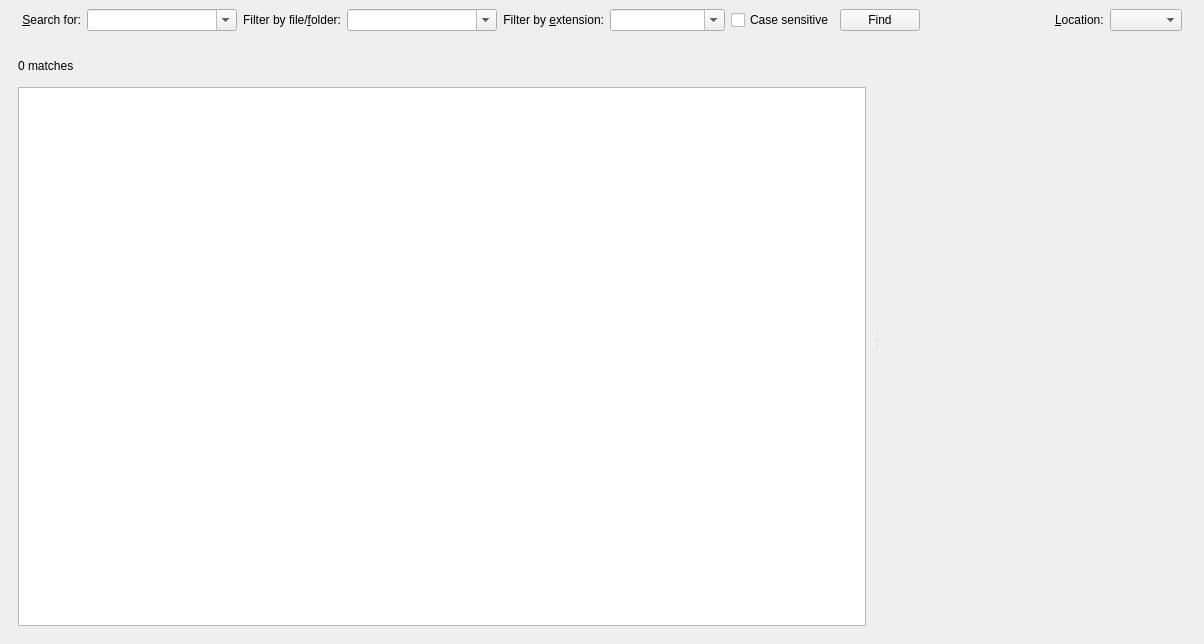
otengler/CodeBeagle, file SearchPage.ui: the form before one commit.
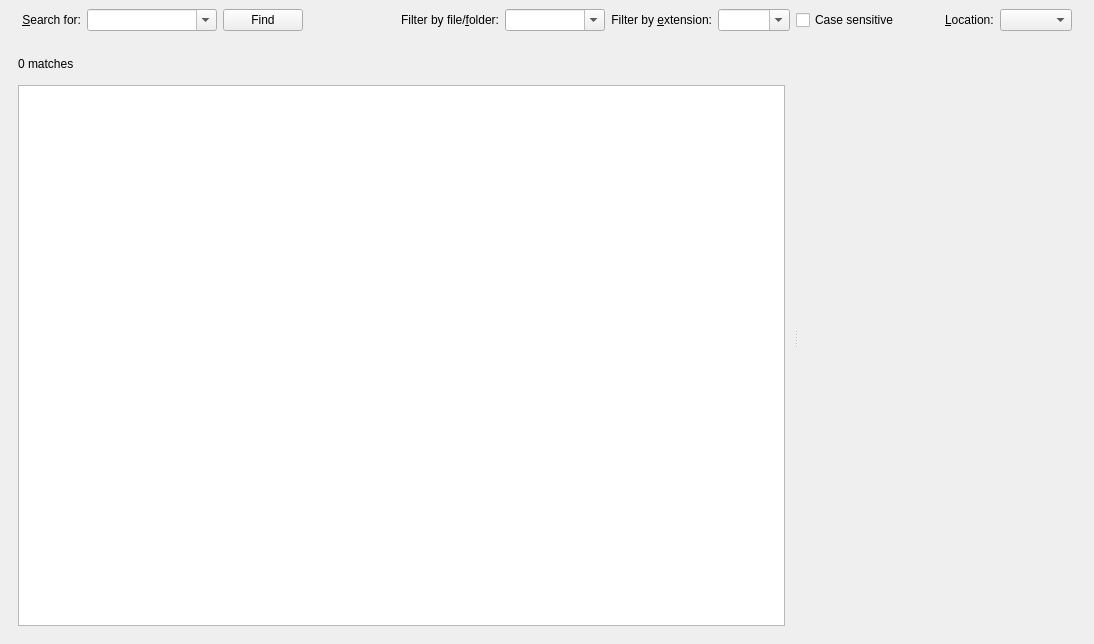
The form after the commit. Icons and pictures are not drawn. Custom widgets are drawn as their Qt base class.

Commit message: Move filter elements to a second frame if desktop width is too small

What changed in the file:
```diff
--- a/SearchPage.ui
+++ b/SearchPage.ui
@@ -6,7 +6,7 @@
    <rect>
     <x>0</x>
     <y>0</y>
-    <width>1204</width>
+    <width>1094</width>
     <height>644</height>
    </rect>
   </property>
@@ -25,12 +25,6 @@
    </property>
    <item>
     <widget class="QFrame" name="frameSearch">
-     <property name="sizePolicy">
-      <sizepolicy hsizetype="Preferred" vsizetype="Preferred">
-       <horstretch>0</horstretch>
-       <verstretch>0</verstretch>
-      </sizepolicy>
-     </property>
      <layout class="QHBoxLayout" name="horizontalLayout">
       <property name="leftMargin">
        <number>22</number>
@@ -38,9 +32,6 @@
       <property name="rightMargin">
        <number>22</number>
       </property>
-      <property name="bottomMargin">
-       <number>11</number>
-      </property>
       <item>
        <widget class="QLabel" name="labelSearchFor">
         <property name="text">
@@ -64,7 +55,7 @@
         </property>
         <property name="minimumSize">
          <size>
-          <width>150</width>
+          <width>130</width>
           <height>0</height>
          </size>
         </property>
@@ -93,6 +84,59 @@
         </property>
        </widget>
       </item>
+      <item>
+       <widget class="QPushButton" name="buttonSearch">
+        <property name="text">
+         <string>Find</string>
+        </property>
+        <property name="icon">
+         <iconset resource="SearchPage.qrc">
+          <normaloff>:/default/resources/Find.png</normaloff>:/default/resources/Find.png</iconset>
+        </property>
+       </widget>
+      </item>
+      <item>
+       <widget class="QPushButton" name="buttonCustomScripts">
+        <property name="toolTip">
+         <string>&lt;!DOCTYPE HTML PUBLIC &quot;-//W3C//DTD HTML 4.0//EN&quot; &quot;http://www.w3.org/TR/REC-html40/strict.dtd&quot;&gt;
+&lt;html&gt;&lt;head&gt;&lt;meta name=&quot;qrichtext&quot; content=&quot;1&quot; /&gt;&lt;style type=&quot;text/css&quot;&gt;
+p, li { white-space: pre-wrap; }
+&lt;/style&gt;&lt;/head&gt;&lt;body style=&quot; font-family:'MS Shell Dlg 2'; font-size:8pt; font-weight:400; font-style:normal;&quot;&gt;
+&lt;p style=&quot; margin-top:12px; margin-bottom:12px; margin-left:0px; margin-right:0px; -qt-block-indent:0; text-indent:0px;&quot;&gt;Search the current location using a custom search script&lt;/p&gt;&lt;/body&gt;&lt;/html&gt;</string>
+        </property>
+        <property name="text">
+         <string/>
+        </property>
+        <property name="icon">
+         <iconset resource="SearchPage.qrc">
+          <normaloff>:/default/resources/CustomSearch.png</normaloff>:/default/resources/CustomSearch.png</iconset>
+        </property>
+        <property name="flat">
+         <bool>true</bool>
+        </property>
+       </widget>
+      </item>
+      <item>
+       <widget class="QPushButton" name="buttonLockResultSet">
+        <property name="toolTip">
+         <string>&lt;!DOCTYPE HTML PUBLIC &quot;-//W3C//DTD HTML 4.0//EN&quot; &quot;http://www.w3.org/TR/REC-html40/strict.dtd&quot;&gt;
+&lt;html&gt;&lt;head&gt;&lt;meta name=&quot;qrichtext&quot; content=&quot;1&quot; /&gt;&lt;style type=&quot;text/css&quot;&gt;
+p, li { white-space: pre-wrap; }
+&lt;/style&gt;&lt;/head&gt;&lt;body style=&quot; font-family:'MS Shell Dlg 2'; font-size:8pt; font-weight:400; font-style:normal;&quot;&gt;
+&lt;p style=&quot; margin-top:0px; margin-bottom:0px; margin-left:0px; margin-right:0px; -qt-block-indent:0; text-indent:0px;&quot;&gt;Search in the current search results. After clicking this button all further searches will return only matches from the current search results.&lt;/p&gt;&lt;/body&gt;&lt;/html&gt;</string>
+        </property>
+        <property name="icon">
+         <iconset resource="SearchPage.qrc">
+          <normaloff>:/default/resources/Lock.png</normaloff>:/default/resources/Lock.png</iconset>
+        </property>
+        <property name="checkable">
+         <bool>true</bool>
+        </property>
+        <property name="flat">
+         <bool>true</bool>
+        </property>
+       </widget>
+      </item>
       <item>
        <widget class="QLabel" name="labelFolderFilter">
         <property name="text">
@@ -116,7 +160,7 @@
         </property>
         <property name="minimumSize">
          <size>
-          <width>150</width>
+          <width>100</width>
           <height>0</height>
          </size>
         </property>
@@ -164,13 +208,13 @@
         </property>
         <property name="minimumSize">
          <size>
-          <width>100</width>
+          <width>60</width>
           <height>0</height>
          </size>
         </property>
         <property name="maximumSize">
          <size>
-          <width>300</width>
+          <width>120</width>
           <height>16777215</height>
          </size>
         </property>
@@ -196,59 +240,6 @@
         </property>
        </widget>
       </item>
-      <item>
-       <widget class="QPushButton" name="buttonSearch">
-        <property name="text">
-         <string>Find</string>
-        </property>
-        <property name="icon">
-         <iconset resource="SearchPage.qrc">
-          <normaloff>:/default/resources/Find.png</normaloff>:/default/resources/Find.png</iconset>
-        </property>
-       </widget>
-      </item>
-      <item>
-       <widget class="QPushButton" name="buttonCustomScripts">
-        <property name="toolTip">
-         <string>&lt;!DOCTYPE HTML PUBLIC &quot;-//W3C//DTD HTML 4.0//EN&quot; &quot;http://www.w3.org/TR/REC-html40/strict.dtd&quot;&gt;
-&lt;html&gt;&lt;head&gt;&lt;meta name=&quot;qrichtext&quot; content=&quot;1&quot; /&gt;&lt;style type=&quot;text/css&quot;&gt;
-p, li { white-space: pre-wrap; }
-&lt;/style&gt;&lt;/head&gt;&lt;body style=&quot; font-family:'MS Shell Dlg 2'; font-size:8pt; font-weight:400; font-style:normal;&quot;&gt;
-&lt;p style=&quot; margin-top:12px; margin-bottom:12px; margin-left:0px; margin-right:0px; -qt-block-indent:0; text-indent:0px;&quot;&gt;Search the current location using a custom search script&lt;/p&gt;&lt;/body&gt;&lt;/html&gt;</string>
-        </property>
-        <property name="text">
-         <string/>
-        </property>
-        <property name="icon">
-         <iconset resource="SearchPage.qrc">
-          <normaloff>:/default/resources/CustomSearch.png</normaloff>:/default/resources/CustomSearch.png</iconset>
-        </property>
-        <property name="flat">
-         <bool>true</bool>
-        </property>
-       </widget>
-      </item>
-      <item>
-       <widget class="QPushButton" name="buttonLockResultSet">
-        <property name="toolTip">
-         <string>&lt;!DOCTYPE HTML PUBLIC &quot;-//W3C//DTD HTML 4.0//EN&quot; &quot;http://www.w3.org/TR/REC-html40/strict.dtd&quot;&gt;
-&lt;html&gt;&lt;head&gt;&lt;meta name=&quot;qrichtext&quot; content=&quot;1&quot; /&gt;&lt;style type=&quot;text/css&quot;&gt;
-p, li { white-space: pre-wrap; }
-&lt;/style&gt;&lt;/head&gt;&lt;body style=&quot; font-family:'MS Shell Dlg 2'; font-size:8pt; font-weight:400; font-style:normal;&quot;&gt;
-&lt;p style=&quot; margin-top:0px; margin-bottom:0px; margin-left:0px; margin-right:0px; -qt-block-indent:0; text-indent:0px;&quot;&gt;Search in the current search results. After clicking this button all further searches will return only matches from the current search results.&lt;/p&gt;&lt;/body&gt;&lt;/html&gt;</string>
-        </property>
-        <property name="icon">
-         <iconset resource="SearchPage.qrc">
-          <normaloff>:/default/resources/Lock.png</normaloff>:/default/resources/Lock.png</iconset>
-        </property>
-        <property name="checkable">
-         <bool>true</bool>
-        </property>
-        <property name="flat">
-         <bool>true</bool>
-        </property>
-       </widget>
-      </item>
       <item>
        <spacer name="horizontalSpacer">
         <property name="orientation">
@@ -256,8 +247,8 @@
         </property>
         <property name="sizeHint" stdset="0">
          <size>
-          <width>37</width>
-          <height>17</height>
+          <width>40</width>
+          <height>20</height>
          </size>
         </property>
        </spacer>
```
The commit also changes 1 other file.
